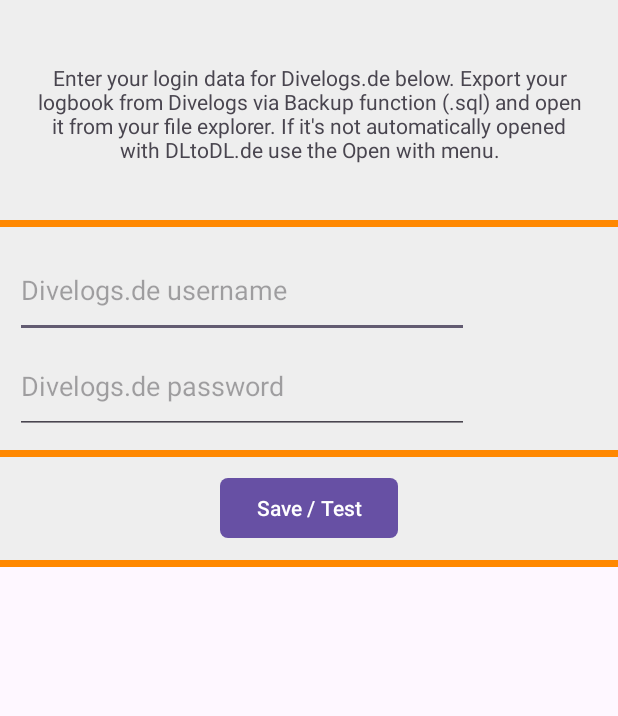
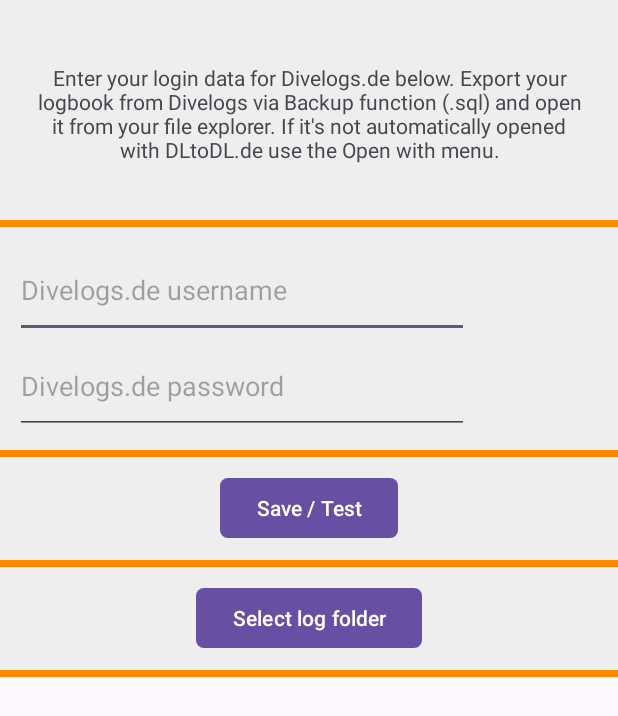
Before and after one commit to bee-eater/DLtoDL.de, an Android app: the screen it shows after launch (MainActivity), after a tap on "Save / Test", on a phone screen of 412 x 824 dp. Shown: the top 716 px of the screen. Run offline under Robolectric (Android 15) with nearby library versions, the phone set to English and light mode, and no system bars.

Commit message:
Added folder picker to select divinglog folder

```diff
--- a/app/build.gradle
+++ b/app/build.gradle
@@ -14,7 +14,7 @@
 
     defaultConfig {
         applicationId "com.bee_eater.dltodlde"
-        minSdk 26
+        minSdk 29
         targetSdk 33
         versionCode 2
         versionName "0.85-beta"
--- a/app/src/main/java/com/bee_eater/dltodlde/FileObserverServiceRestarter.java
+++ b/app/src/main/java/com/bee_eater/dltodlde/FileObserverServiceRestarter.java
@@ -17,15 +17,15 @@
     public void onReceive(Context context, Intent intent) {
 
         Log.i("Broadcast Listened", "Service tried to stop");
-        Toast.makeText(context, "Service restarted", Toast.LENGTH_SHORT).show();
 
         try {
             Intent restartIntent = new Intent();
-            restartIntent.putExtra(INTENT_EXTRA_FILEPATH, intent.getStringExtra(INTENT_EXTRA_FILEPATH));
+            restartIntent.putExtra(INTENT_EXTRA_FILEPATH, "");
             restartIntent.setClass(context, FileObserverService.class);
             context.startService(restartIntent);
+            Toast.makeText(context, "Service restarted", Toast.LENGTH_SHORT).show();
         } catch (Exception e){
-
+            Log.d("Broadcast Listened", e.toString());
         }
 
     }
--- a/app/src/main/java/com/bee_eater/dltodlde/MainActivity.java
+++ b/app/src/main/java/com/bee_eater/dltodlde/MainActivity.java
@@ -1,7 +1,5 @@
 package com.bee_eater.dltodlde;
 
-import static android.Manifest.permission.WRITE_EXTERNAL_STORAGE;
-import static android.os.Build.VERSION.SDK_INT;
 import static com.bee_eater.dltodlde.Constants.DEBUG;
 import static com.bee_eater.dltodlde.Constants.DIVINGLOG_FILEPATH;
 import static com.bee_eater.dltodlde.Constants.ERROR;
@@ -9,21 +7,16 @@
 import static com.bee_eater.dltodlde.Constants.VERBOSE;
 
 import android.app.Activity;
-import android.app.ActivityManager;
 import android.content.Context;
 import android.content.Intent;
 import android.content.SharedPreferences;
-import android.database.Cursor;
 import android.graphics.Bitmap;
 import android.graphics.BitmapFactory;
 import android.net.Uri;
-import android.os.Build;
 import android.os.Bundle;
 import android.os.Environment;
 import android.os.StrictMode;
 import android.os.storage.StorageManager;
-import android.provider.MediaStore;
-import android.provider.Settings;
 import android.util.Log;
 import android.view.KeyEvent;
 import android.view.View;
@@ -32,6 +25,7 @@
 import android.widget.EditText;
 import android.widget.ImageView;
 import android.widget.ListView;
+import android.widget.TextView;
 import android.widget.Toast;
 
 import androidx.activity.result.ActivityResult;
@@ -39,8 +33,6 @@
 import androidx.activity.result.ActivityResultLauncher;
 import androidx.activity.result.contract.ActivityResultContracts;
 import androidx.appcompat.app.AppCompatActivity;
-import androidx.core.app.ActivityCompat;
-import androidx.documentfile.provider.DocumentFile;
 
 import com.bee_eater.dltodlde.DiveLogsApi.DiveLogsDive;
 
@@ -61,7 +53,7 @@
 
 public class MainActivity extends AppCompatActivity implements DivingLogFileDoneListener {
 
-    private DiveLogsApi DLApi = new DiveLogsApi();
+    private final DiveLogsApi DLApi = new DiveLogsApi();
     private DivingLogConnector DLC;
 
     private ArrayList<DiveLogsDive> diveLogsDives;
@@ -69,6 +61,8 @@
     private ListView divesList;
     private ArrayAdapter<DivingLogDive> divesListAdapter;
     private Uri openedFile;
+
+    private String logFolder;
 
 
     /**
@@ -94,7 +88,7 @@
         // When App is opened, check if it opened a file by checking intent type (contains the mime file type)
         Intent intent = getIntent();
         if (intent.hasExtra(INTENT_EXTRA_FILEPATH)){
-            openedFile = DLtoDLdeHelper.getUriFromIntent(intent);
+            //openedFile = DLtoDLdeHelper.getUriFromIntent(intent);
             // Since we don't have permission to directly read the file,
             // open a file chooser with file as preset
             openFileSelectDialog();
@@ -117,7 +111,7 @@
 
         // Was opened by notification
         if (intent.hasExtra(INTENT_EXTRA_FILEPATH)){
-            openedFile = DLtoDLdeHelper.getUriFromIntent(intent);
+            //openedFile = DLtoDLdeHelper.getUriFromIntent(intent);
             // Since we don't have permission to directly read the file,
             // open a file chooser with file as preset
             openFileSelectDialog();
@@ -138,9 +132,7 @@
                 .putExtra("android.provider.extra.INITIAL_URI", Uri.parse(DIVINGLOG_FILEPATH));
 
         String[] mimeTypes = new String[]{"application/x-sql"};
-        if (mimeTypes.length > 0) {
         intent.putExtra(Intent.EXTRA_MIME_TYPES, mimeTypes);
-        }
         someActivityResultLauncher.launch(Intent.createChooser(intent, "Select a file"));
     }
     // You can do the assignment inside onAttach or onCreate, i.e, before the activity is displayed
@@ -152,6 +144,7 @@
                     if (result.getResultCode() == Activity.RESULT_OK) {
                         // There are no request codes
                         Intent data = result.getData();
+                        assert data != null;
                         openedFile = data.getData();
                         if(DLC != null) {
                             DLC.LoadDiveLogFile(openedFile);
@@ -183,19 +176,11 @@
     public void onDestroy(){
 
         try {
-            this.stopService(new Intent(this, FileObserverService.class));
-        } catch (Exception e){
-            if (DEBUG) Log.d("MAIN", "setupFileMonitor(): " + e);
-        }
-
-        try {
-            if(openedFile != null) {
             Intent broadcastIntent = new Intent();
-                broadcastIntent.putExtra(INTENT_EXTRA_FILEPATH, openedFile.toString());
+            broadcastIntent.putExtra(INTENT_EXTRA_FILEPATH, logFolder);
             broadcastIntent.setAction("RestartService");
             broadcastIntent.setClass(this, FileObserverServiceRestarter.class);
             this.sendBroadcast(broadcastIntent);
-            }
         } catch (Exception e){
             if (DEBUG) Log.d("MAIN", "onDestroy(): " + e);
         }
@@ -215,7 +200,8 @@
      */
     private void setupGUI_Main(){
 
-        ArrayList<String> up = LoadDLLoginData();
+        // Load user data
+        ArrayList<String> up = getDLLoginData();
         EditText tinDLUsername = findViewById(R.id.tinDLUsername);
         EditText pwdDLPassword = findViewById(R.id.pwdDLPassword);
         if (up.size() >= 2){
@@ -234,6 +220,24 @@
             return false;
         });
 
+        // Load log folder
+        getLogFolder();
+        updateTxtLogFolder();
+        setupFileMonitor();
+
+    }
+
+    /**
+     * Update content and visibility of log folder text output field
+     */
+    private void updateTxtLogFolder(){
+        TextView tvwLogFolder = findViewById(R.id.txtLogFolder);
+        tvwLogFolder.setText(logFolder);
+        if (logFolder == null || logFolder == ""){
+            tvwLogFolder.setVisibility(View.GONE);
+        } else {
+            tvwLogFolder.setVisibility(View.VISIBLE);
+        }
     }
 
 
@@ -257,29 +261,27 @@
         DLC = new DivingLogConnector(this);
         // Assign progress bar from GUI so progress can be shown by connector instance
         DLC.setGuiConnector(findViewById(R.id.prbDLCFileLoading), findViewById(R.id.txtProgressNr), findViewById(R.id.txtProgressPercentage));
-
-
     }
 
 
     /**
      * Function that loads login data from shared preferences and puts it into the input fields of the app
      */
-    private ArrayList<String> LoadDLLoginData(){
+    private ArrayList<String> getDLLoginData(){
         ArrayList<String> up = new ArrayList<>();
-        SharedPreferences sp1 = this.getSharedPreferences("DLLogin", MODE_PRIVATE);
-        if(sp1 != null) {
-            String user = sp1.getString("user", null);
+        SharedPreferences sp = this.getSharedPreferences("AppSettings", MODE_PRIVATE);
+        if(sp != null) {
+            String user = sp.getString("user", null);
             if (user != null){
                 up.add(user);
             }
-            String pass = sp1.getString("pass", null);
+            String pass = sp.getString("pass", null);
             if (pass != null) {
                 up.add(pass);
             }
             // Only add image if user / pass was there...
             if (up.size() == 2) {
-                String img = sp1.getString("imgurl", null);
+                String img = sp.getString("imgurl", null);
                 if (img != null) {
                     up.add(img);
                 }
@@ -294,13 +296,41 @@
      * @param user Username
      * @param pass Password
      */
-    private void SaveDLLoginData(String user, String pass, String img){
-        SharedPreferences sp=getSharedPreferences("DLLogin", MODE_PRIVATE);
+    private void setDLLoginData(String user, String pass, String img){
+        SharedPreferences sp=getSharedPreferences("AppSettings", MODE_PRIVATE);
         SharedPreferences.Editor Ed=sp.edit();
         Ed.putString("user", user);
         Ed.putString("pass", pass);
         Ed.putString("imgurl", img);
         Ed.apply();
+    }
+
+
+    /**
+     * Function saves selected log folder
+     * @param folder Folder from selector
+     */
+    private void setLogFolder(Uri folder){
+        SharedPreferences sp=getSharedPreferences("AppSettings", MODE_PRIVATE);
+        SharedPreferences.Editor Ed=sp.edit();
+        logFolder = folder.toString();
+        Ed.putString("log_folder", folder.toString());
+        Ed.apply();
+    }
+
+
+    /**
+     * Function saves selected log folder
+     * @param folder Folder from selector
+     */
+    private Uri getLogFolder(){
+        SharedPreferences sp=getSharedPreferences("AppSettings", MODE_PRIVATE);
+        logFolder = sp.getString("log_folder", null);
+        if (logFolder != null) {
+            return Uri.parse(logFolder);
+        } else {
+            return null;
+        }
     }
 
 
@@ -363,8 +393,6 @@
                 diveLogsLoadDives();
                 // Compare DiveLogs list to DivingLog list
                 compareDiveLists();
-                // Monitor this file with service
-                setupFileMonitor();
                 // Load list content, contentChanged event sets all required adapters etc...
                 setContentView(R.layout.view_diveselection);
                 // Jump to end of list
@@ -384,33 +412,20 @@
      */
     public void setupFileMonitor () {
 
-        // Try to delete old FileObserver
+        if(logFolder != null && logFolder != ""){
+            // Create new FileObserver service with file
+            //File file = new File(openedFile.getPath());//create path from uri
             try {
-            this.stopService(new Intent(this, FileObserverService.class));
+                Intent intent = new Intent(this, FileObserverService.class);
+                intent.putExtra(INTENT_EXTRA_FILEPATH, logFolder);
+                this.startService(intent);
             } catch (Exception e){
                 if (DEBUG) Log.d("MAIN", "setupFileMonitor(): " + e);
             }
-
-        // Create new FileObserver service with file
-        File file = new File(openedFile.getPath());//create path from uri
-        try {
-            Intent obs_intent = new Intent(this, FileObserverService.class);
-            obs_intent.putExtra(INTENT_EXTRA_FILEPATH, openedFile.toString());
-            this.startService(obs_intent);
-        } catch (Exception e){
-            if (DEBUG) Log.d("MAIN", "setupFileMonitor(): " + e);
+        } else {
+            if (DEBUG) Log.d("MAIN", "setupFileMonitor(): Not setting up service! " + String.valueOf(logFolder));
         }
 
-    }
-
-    private boolean isMyServiceRunning(Class<?> serviceClass) {
-        ActivityManager manager = (ActivityManager) getSystemService(Context.ACTIVITY_SERVICE);
-        for (ActivityManager.RunningServiceInfo service : manager.getRunningServices(Integer.MAX_VALUE)) {
-            if (serviceClass.getName().equals(service.service.getClassName())) {
-                return true;
-            }
-        }
-        return false;
     }
 
     /**
@@ -488,7 +503,7 @@
         String pass = pwdDLPassword.getText().toString();
 
         if(Objects.equals(user, "")){
-            SaveDLLoginData("","", "");
+            setDLLoginData("","", "");
             ImageView imgUser = findViewById(R.id.imgUser);
             imgUser.setImageResource(android.R.color.transparent);
             tinDLUsername.setText("");
@@ -498,7 +513,7 @@
             boolean res = DLApi.Login(user, pass);
             if(res) {
                 Toast.makeText(this,"Login successfull! Data saved!", Toast.LENGTH_LONG).show();
-                SaveDLLoginData(user, pass, DLApi.UserImageURL);
+                setDLLoginData(user, pass, DLApi.UserImageURL);
                 if (DEBUG) Log.d("MAIN", "Found user image: " + DLApi.UserImageURL);
                 try {
                     LoadUserImage(DLApi.UserImageURL);
@@ -512,6 +527,50 @@
         }
 
     }
+
+
+    public void on_btnSelectLogFolder_clicked(View v) {
+
+        String finalDirPath;
+        StorageManager sm = (StorageManager) getSystemService(Context.STORAGE_SERVICE);
+
+        Intent intent = sm.getPrimaryStorageVolume().createOpenDocumentTreeIntent();
+        Uri uri = null;
+        if (android.os.Build.VERSION.SDK_INT >= android.os.Build.VERSION_CODES.TIRAMISU) {
+            uri = intent.getParcelableExtra("android.provider.extra.INITIAL_URI", Uri.class);
+        } else {
+            uri = intent.getParcelableExtra("android.provider.extra.INITIAL_URI");
+        }
+        String scheme = uri.toString();
+        Log.d("TAG", "INITIAL_URI scheme: " + scheme);
+        scheme = scheme.replace("/root/", "/document/");
+        finalDirPath = scheme + "%3A";
+        uri = Uri.parse(finalDirPath);
+        intent.putExtra("android.provider.extra.INITIAL_URI", uri);
+        Log.d("TAG", "uri: " + uri.toString());
+
+        getLogFolderLauncher.launch(intent);
+    }
+
+    ActivityResultLauncher<Intent> getLogFolderLauncher = registerForActivityResult(
+            new ActivityResultContracts.StartActivityForResult(),
+            new ActivityResultCallback<ActivityResult>() {
+                @Override
+                public void onActivityResult(ActivityResult result) {
+                    if (result.getResultCode() == Activity.RESULT_OK) {
+                        // There are no request codes
+                        Intent data = result.getData();
+                        assert data != null;
+                        Uri folder = data.getData();
+                        Log.d("TAG", "onActivityResult: " + folder.getPath());
+                        final int currFlags = data.getFlags();
+                        getContentResolver().takePersistableUriPermission(folder, Intent.FLAG_GRANT_READ_URI_PERMISSION);
+                        setLogFolder(folder);
+                        updateTxtLogFolder();
+                        setupFileMonitor();
+                    }
+                }
+            });
 
 
     /**
@@ -592,7 +651,7 @@
             }
 
             // Upload zip file
-            ArrayList<String> up = LoadDLLoginData();
+            ArrayList<String> up = getDLLoginData();
             if (up.size() >= 2) {
                 File xmlf = new File(xmldir, "upload.zip");
                 String res = DLApi.UploadDives(up.get(0), up.get(1), xmlf);
--- a/app/src/main/res/layout/activity_main.xml
+++ b/app/src/main/res/layout/activity_main.xml
@@ -98,6 +98,37 @@
                 app:cornerRadius="5dp" />
         </LinearLayout>
 
+        <!-- SELECT FOLDER -->
+        <LinearLayout
+            android:layout_width="match_parent"
+            android:layout_height="wrap_content"
+            android:background="@drawable/main_row_background"
+            android:gravity="center"
+            android:orientation="vertical"
+            android:paddingTop="10dp"
+            android:paddingBottom="15dp">
+
+            <Button
+                android:id="@+id/btnSelectLogFolder"
+                android:layout_width="wrap_content"
+                android:layout_height="wrap_content"
+                android:onClick="on_btnSelectLogFolder_clicked"
+                android:text="@string/app_main_btnSelectLogFolder"
+                app:cornerRadius="5dp" />
+
+            <TextView
+                android:id="@+id/txtLogFolder"
+                android:layout_width="match_parent"
+                android:layout_height="wrap_content"
+                android:gravity="center"
+                android:paddingLeft="20dp"
+                android:paddingRight="20dp"
+                android:text=""
+                android:visibility="gone"
+                />
+
+        </LinearLayout>
+
         <!-- PROGRESS BAR -->
         <LinearLayout
             android:layout_width="match_parent"
--- a/app/src/main/res/values/strings.xml
+++ b/app/src/main/res/values/strings.xml
@@ -4,4 +4,5 @@
     <string name="divelogs_de_username">Divelogs.de username</string>
     <string name="divelogs_de_password">Divelogs.de password</string>
     <string name="app_main_btnLogin">Save / Test</string>
+    <string name="app_main_btnSelectLogFolder">Select log folder</string>
 </resources>
```
Also changed, not shown: app/src/main/java/com/bee_eater/dltodlde/FileObserverService.java (+5 -11 lines). Lines whose indentation alone changed are shown as unchanged.
